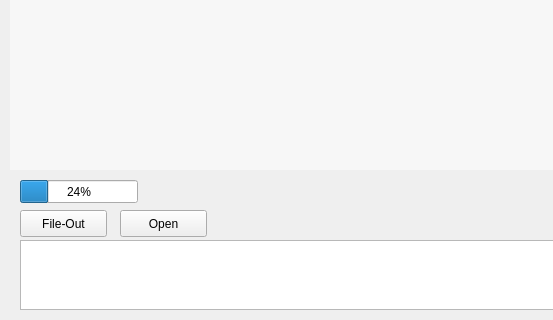
First picture: the form in ChatServer/chatserver.ui, repository zdw66/dwchat, before the edit; both pictures show x 0 to 553 and y 280 to 600 of the 800 by 600 pixel window.
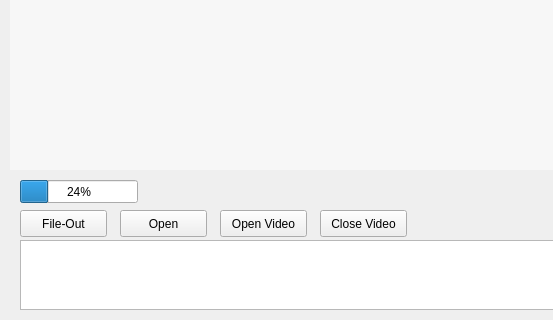
Second picture: the form after the edit.

```diff
--- a/ChatServer/chatserver.ui
+++ b/ChatServer/chatserver.ui
@@ -108,6 +108,32 @@
     </rect>
    </property>
   </widget>
+  <widget class="QPushButton" name="pushButton_4">
+   <property name="geometry">
+    <rect>
+     <x>220</x>
+     <y>490</y>
+     <width>87</width>
+     <height>27</height>
+    </rect>
+   </property>
+   <property name="text">
+    <string>Open Video</string>
+   </property>
+  </widget>
+  <widget class="QPushButton" name="pushButton_5">
+   <property name="geometry">
+    <rect>
+     <x>320</x>
+     <y>490</y>
+     <width>87</width>
+     <height>27</height>
+    </rect>
+   </property>
+   <property name="text">
+    <string>Close Video</string>
+   </property>
+  </widget>
  </widget>
  <resources/>
  <connections/>
```
